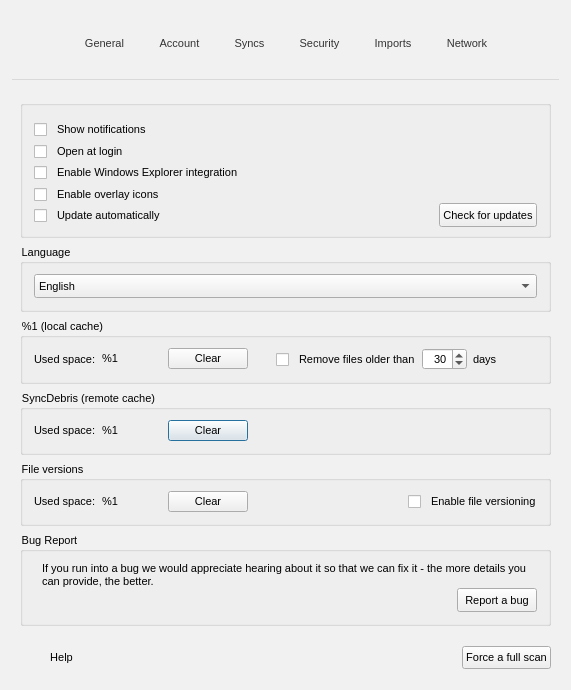
Before: the Qt Designer form src/MEGASync/gui/win/SettingsDialog.ui in meganz/MEGAsync, drawn with Qt 5.
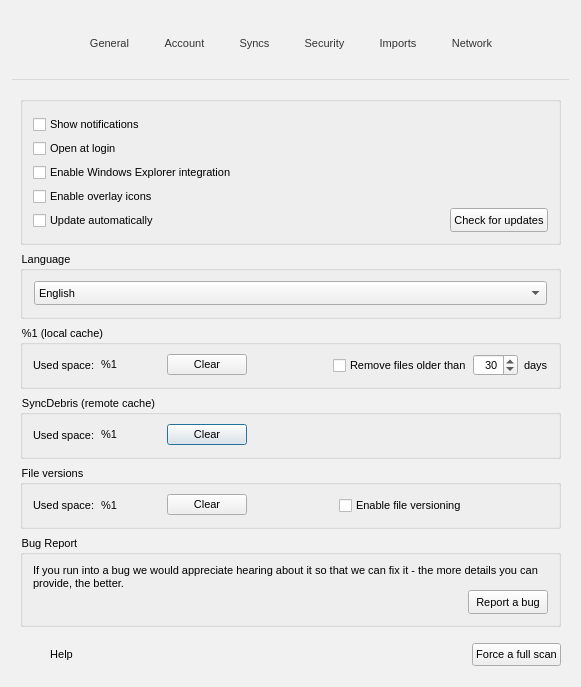
After: the same form once the commit is applied. Icons and pictures are not drawn. Custom widgets are drawn as their Qt base class.

Commit message:
Polish and refine Settings UI forms
SNC-2053: Polish and refine Settings UI forms for Linux
SNC-2052: Polish and refine Settings UI forms for Windows

What changed in the file:
```diff
--- a/src/MEGASync/gui/win/SettingsDialog.ui
+++ b/src/MEGASync/gui/win/SettingsDialog.ui
@@ -9,8 +9,8 @@
    <rect>
     <x>0</x>
     <y>0</y>
-    <width>571</width>
-    <height>671</height>
+    <width>581</width>
+    <height>687</height>
    </rect>
   </property>
   <property name="contextMenuPolicy">
@@ -38,7 +38,7 @@
 
 QCheckBox
 {
-spacing: 10px;
+spacing: 4px;
 }
 
 QRadioButton::indicator, QCheckBox::indicator
@@ -76,12 +76,7 @@
 border-bottom: 3px solid #0078D7;
 }
 
-#bHelp
-{
-border: none;
-}
-
-#bHelpIco
+#bHelpIco, #bHelp, #bChangePasswordPic, #bRecoveryKeyPic
 {
 border: none;
 }
@@ -108,11 +103,6 @@
 margin-left: 1px;
 }
 
-#label
-{
-margin-left: 5px;
-}
-
 #cProxyRequiresPassword
 {
 spacing: 11px;
@@ -140,15 +130,11 @@
 {
 padding-bottom: 6px;
 }
-
-#wStack QToolButton
-{
-border: none;
-}</string>
+</string>
   </property>
   <layout class="QVBoxLayout" name="verticalLayout_15">
    <property name="spacing">
-    <number>10</number>
+    <number>6</number>
    </property>
    <property name="leftMargin">
     <number>0</number>
@@ -534,6 +520,18 @@
           <property name="spacing">
            <number>0</number>
           </property>
+          <property name="leftMargin">
+           <number>10</number>
+          </property>
+          <property name="topMargin">
+           <number>10</number>
+          </property>
+          <property name="rightMargin">
+           <number>10</number>
+          </property>
+          <property name="bottomMargin">
+           <number>10</number>
+          </property>
           <item>
            <widget class="QCheckBox" name="cShowNotifications">
             <property name="sizePolicy">
@@ -748,6 +746,18 @@
           <string>Language</string>
          </property>
          <layout class="QVBoxLayout" name="verticalLayout_17">
+          <property name="leftMargin">
+           <number>11</number>
+          </property>
+          <property name="topMargin">
+           <number>11</number>
+          </property>
+          <property name="rightMargin">
+           <number>11</number>
+          </property>
+          <property name="bottomMargin">
+           <number>11</number>
+          </property>
           <item>
            <widget class="QComboBox" name="cLanguage">
             <property name="sizePolicy">
@@ -784,6 +794,18 @@
           <string>%1 (local cache)</string>
          </property>
          <layout class="QHBoxLayout" name="horizontalLayout_112">
+          <property name="leftMargin">
+           <number>10</number>
+          </property>
+          <property name="topMargin">
+           <number>10</number>
+          </property>
+          <property name="rightMargin">
+           <number>10</number>
+          </property>
+          <property name="bottomMargin">
+           <number>10</number>
+          </property>
           <item>
            <widget class="QLabel" name="lCacheSizeStatic">
             <property name="text">
@@ -875,19 +897,6 @@
             </property>
            </widget>
           </item>
-          <item>
-           <spacer name="horizontalSpacer_15">
-            <property name="orientation">
-             <enum>Qt::Horizontal</enum>
-            </property>
-            <property name="sizeHint" stdset="0">
-             <size>
-              <width>40</width>
-              <height>20</height>
-             </size>
-            </property>
-           </spacer>
-          </item>
          </layout>
         </widget>
        </item>
@@ -897,6 +906,18 @@
           <string>SyncDebris (remote cache)</string>
          </property>
          <layout class="QHBoxLayout" name="horizontalLayout_21">
+          <property name="leftMargin">
+           <number>10</number>
+          </property>
+          <property name="topMargin">
+           <number>10</number>
+          </property>
+          <property name="rightMargin">
+           <number>10</number>
+          </property>
+          <property name="bottomMargin">
+           <number>10</number>
+          </property>
           <item>
            <widget class="QLabel" name="lRemoteCacheSizeStatic">
             <property name="text">
@@ -949,6 +970,18 @@
           <string>File versions</string>
          </property>
          <layout class="QHBoxLayout" name="horizontalLayout_23">
+          <property name="leftMargin">
+           <number>10</number>
+          </property>
+          <property name="topMargin">
+           <number>10</number>
+          </property>
+          <property name="rightMargin">
+           <number>10</number>
+          </property>
+          <property name="bottomMargin">
+           <number>10</number>
+          </property>
           <item>
            <widget class="QLabel" name="lFileVersionsSizeStatic">
             <property name="text">
@@ -996,6 +1029,19 @@
             </property>
            </widget>
           </item>
+          <item>
+           <spacer name="horizontalSpacer_5">
+            <property name="orientation">
+             <enum>Qt::Horizontal</enum>
+            </property>
+            <property name="sizeHint" stdset="0">
+             <size>
+              <width>40</width>
+              <height>20</height>
+             </size>
+            </property>
+           </spacer>
+          </item>
          </layout>
         </widget>
        </item>
@@ -1008,6 +1054,18 @@
           <property name="spacing">
            <number>0</number>
           </property>
+          <property name="leftMargin">
+           <number>10</number>
+          </property>
+          <property name="topMargin">
+           <number>10</number>
+          </property>
+          <property name="rightMargin">
+           <number>10</number>
+          </property>
+          <property name="bottomMargin">
+           <number>10</number>
+          </property>
           <item>
            <widget class="QLabel" name="label">
             <property name="text">
```
Left out of the diff: 12 changed lines with no effect on the pictures. The commit also changes 1 other file.
